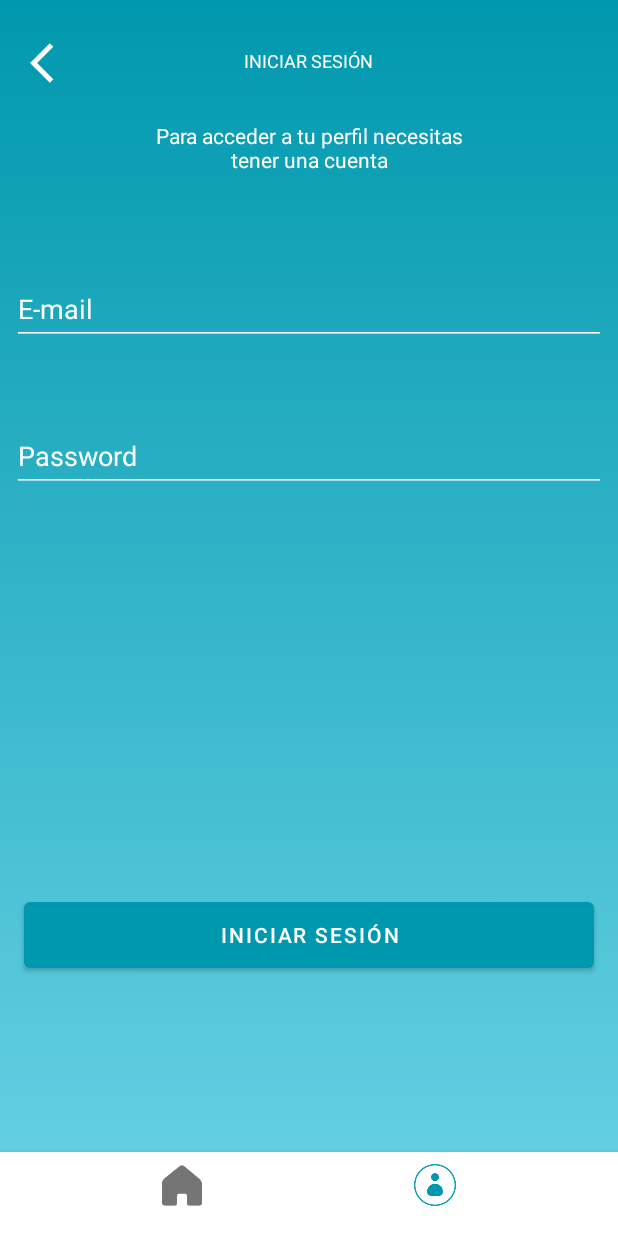
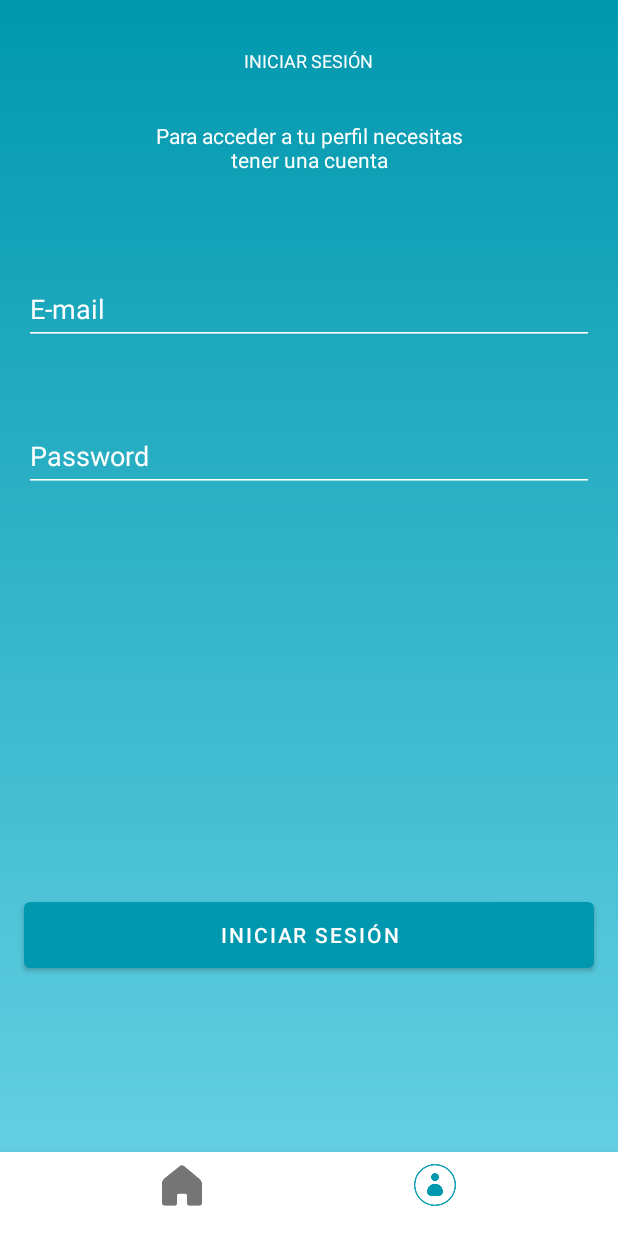
Before and after one commit to fdoddoli/Caritas_Android_App, an Android app: the screen it shows after launch (MainActivity), item 2 of the bottom bar chosen, on a phone screen of 412 x 824 dp. Run offline under Robolectric (Android 15) with nearby library versions, the phone set to English and light mode, and no system bars; network calls fail.

Commit message:
detallitos-front-end

```diff
--- a/CaritasReto/app/src/main/java/com/example/caritasreto/controller/Login.kt
+++ b/CaritasReto/app/src/main/java/com/example/caritasreto/controller/Login.kt
@@ -25,7 +25,7 @@ class Login : Fragment(){
     lateinit var loginM: LoginM
     lateinit var myFragmentManager: FragmentManager
     lateinit var msjInvalid: TextView
-    lateinit var backBtnLogin: ImageButton
+//    lateinit var backBtnLogin: ImageButton
     private var verifLogin: Boolean = false
 
     private val profileFragment = Profile()
@@ -50,7 +50,7 @@ class Login : Fragment(){
         loginButton = view.findViewById(R.id.loginbutton)
         msjInvalid = view.findViewById(R.id.msjInvalid)
         loginM = LoginM()
-        backBtnLogin = view.findViewById(R.id.backBtnLogin)
+//        backBtnLogin = view.findViewById(R.id.backBtnLogin)
         assignClickListeners()
     }
 
@@ -67,10 +67,10 @@ class Login : Fragment(){
                 msjInvalid.setVisibility(View.VISIBLE)
             }
         }
-        backBtnLogin.setOnClickListener {
-            myFragmentManager.beginTransaction()
-                .replace(R.id.fragment_container, homeFragment).commit()
-        }
+//        backBtnLogin.setOnClickListener {
+//            myFragmentManager.beginTransaction()
+//                .replace(R.id.fragment_container, homeFragment).commit()
+//        }
     }
 
     fun setVerif(bool: Boolean){
--- a/CaritasReto/app/src/main/res/layout/fragment_home.xml
+++ b/CaritasReto/app/src/main/res/layout/fragment_home.xml
@@ -11,7 +11,7 @@
         android:layout_width="match_parent"
         android:layout_height="wrap_content"
         android:layout_marginStart="12dp"
-        android:layout_marginTop="8dp"
+        android:layout_marginTop="16dp"
         android:layout_marginEnd="12dp"
         app:layout_constraintEnd_toEndOf="parent"
         app:layout_constraintHorizontal_bias="0.0"
--- a/CaritasReto/app/src/main/res/layout/fragment_login.xml
+++ b/CaritasReto/app/src/main/res/layout/fragment_login.xml
@@ -36,9 +36,9 @@
         android:id="@+id/editTextTextEmailAddress"
         android:layout_width="0dp"
         android:layout_height="wrap_content"
-        android:layout_marginStart="8dp"
+        android:layout_marginStart="16dp"
         android:layout_marginTop="50dp"
-        android:layout_marginEnd="8dp"
+        android:layout_marginEnd="16dp"
         android:backgroundTint="@color/blanco"
         android:ems="10"
         android:hint="E-mail"
@@ -57,9 +57,9 @@
         android:id="@+id/editTextPassword"
         android:layout_width="0dp"
         android:layout_height="wrap_content"
-        android:layout_marginStart="8dp"
+        android:layout_marginStart="16dp"
         android:layout_marginTop="50dp"
-        android:layout_marginEnd="8dp"
+        android:layout_marginEnd="16dp"
         android:backgroundTint="@color/blanco"
         android:ems="10"
         android:hint="Password"
@@ -102,15 +102,4 @@
         app:layout_constraintStart_toStartOf="parent"
         app:layout_constraintTop_toBottomOf="@+id/editTextPassword" />
 
-    <ImageButton
-        android:id="@+id/backBtnLogin"
-        android:layout_width="wrap_content"
-        android:layout_height="wrap_content"
-        android:layout_marginStart="8dp"
-        android:layout_marginTop="16dp"
-        android:backgroundTint="#00FFFFFF"
-        app:layout_constraintStart_toStartOf="parent"
-        app:layout_constraintTop_toTopOf="parent"
-        app:srcCompat="@drawable/back_icon_white" />
-
 </androidx.constraintlayout.widget.ConstraintLayout>
--- a/CaritasReto/app/src/main/res/layout/fragment_ver_mas.xml
+++ b/CaritasReto/app/src/main/res/layout/fragment_ver_mas.xml
@@ -77,9 +77,10 @@
 
     <ImageButton
         android:id="@+id/backBtnVerMas"
-        android:layout_width="61dp"
-        android:layout_height="48dp"
-        android:layout_marginStart="8dp"
+        android:layout_width="32dp"
+        android:layout_height="28dp"
+        android:layout_marginStart="16dp"
+        android:layout_marginTop="8dp"
         android:background="#00FFFFFF"
         android:src="@drawable/back_icon_black"
         app:layout_constraintStart_toStartOf="parent"
```
